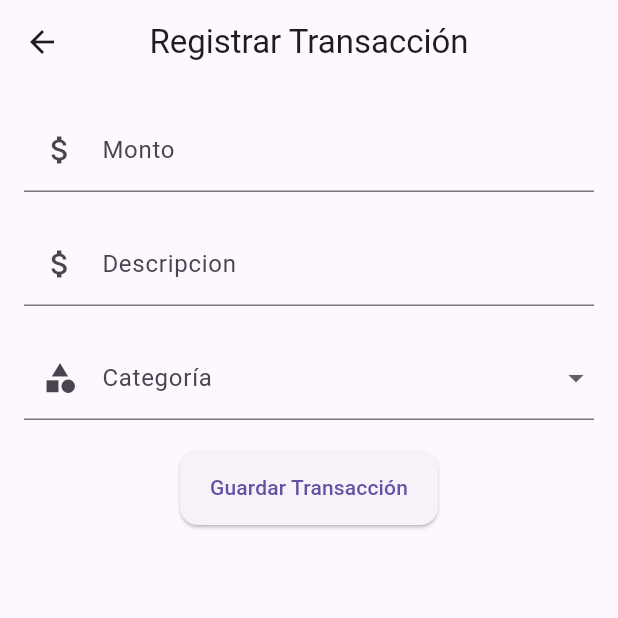
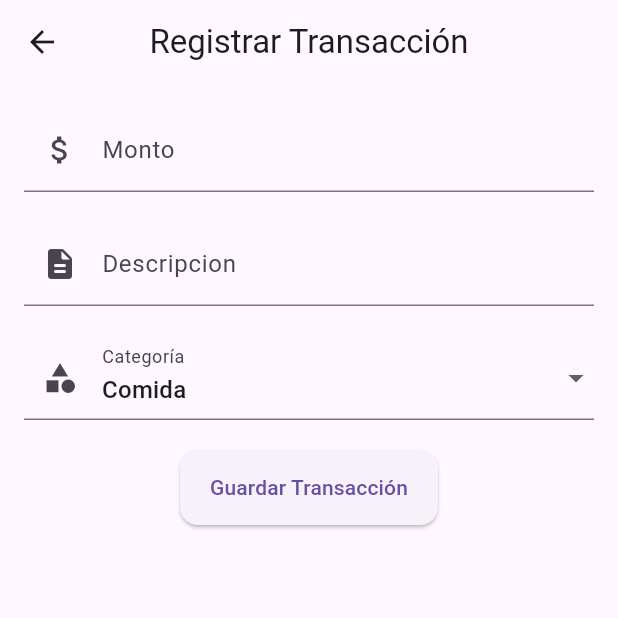
Before and after one commit to IsraelMerlyn/gastos_app, a Flutter app: the TransactionFormScreen screen opened directly, on a phone screen of 412 x 824 dp, the top half of it. Run offline on Flutter 3.47's test engine with Material 3 defaults, Android fonts, the phone set to English and light mode, and no system bars.

Commit message:
tasks #1.2 Agregando Pantalla De Registrar Transaccion

```diff
--- a/lib/screens/summary_screen.dart
+++ b/lib/screens/summary_screen.dart
@@ -1,4 +1,5 @@
 import 'package:flutter/material.dart';
+import 'package:gastos_app/screens/transaction_form_screen.dart';
 
 class SumaryScreen extends StatelessWidget {
   const SumaryScreen({super.key});
@@ -44,7 +45,9 @@ class SumaryScreen extends StatelessWidget {
               SizedBox(height: 20),
               Center(
                 child: ElevatedButton.icon(
-                  onPressed: () {},
+                  onPressed: () {
+                    Navigator.push(context, MaterialPageRoute(builder: (context)=> TransactionFormScreen()));
+                  },
                   label: Text('Agregar'),
                   icon: Icon(Icons.add_box_rounded),
                 ),
--- a/lib/screens/transaction_form_screen.dart
+++ b/lib/screens/transaction_form_screen.dart
@@ -13,7 +13,7 @@ class _TransactionFormScreenState extends State<TransactionFormScreen> {
   final TextEditingController _amountController = TextEditingController();
   final TextEditingController _descriptionController = TextEditingController();
 
-  String _selectedCategory = '';
+  String _selectedCategory = 'Comida';
   final List<String> _categories = [
     'Comida',
     'Transporte',
@@ -54,13 +54,13 @@ class _TransactionFormScreenState extends State<TransactionFormScreen> {
 
               validator: (value){
                 if (value == null || value.isEmpty) {
-                  return 'Por favor ingrese un monto';
+                  return 'Por favor ingrese una descripcion';
                 }
                 return null;
               },
               decoration:  const InputDecoration(
                 labelText: 'Descripcion',
-                prefixIcon: Icon(Icons.attach_money),
+                prefixIcon: Icon(Icons.description_rounded),
 
               ),
             ),
```
